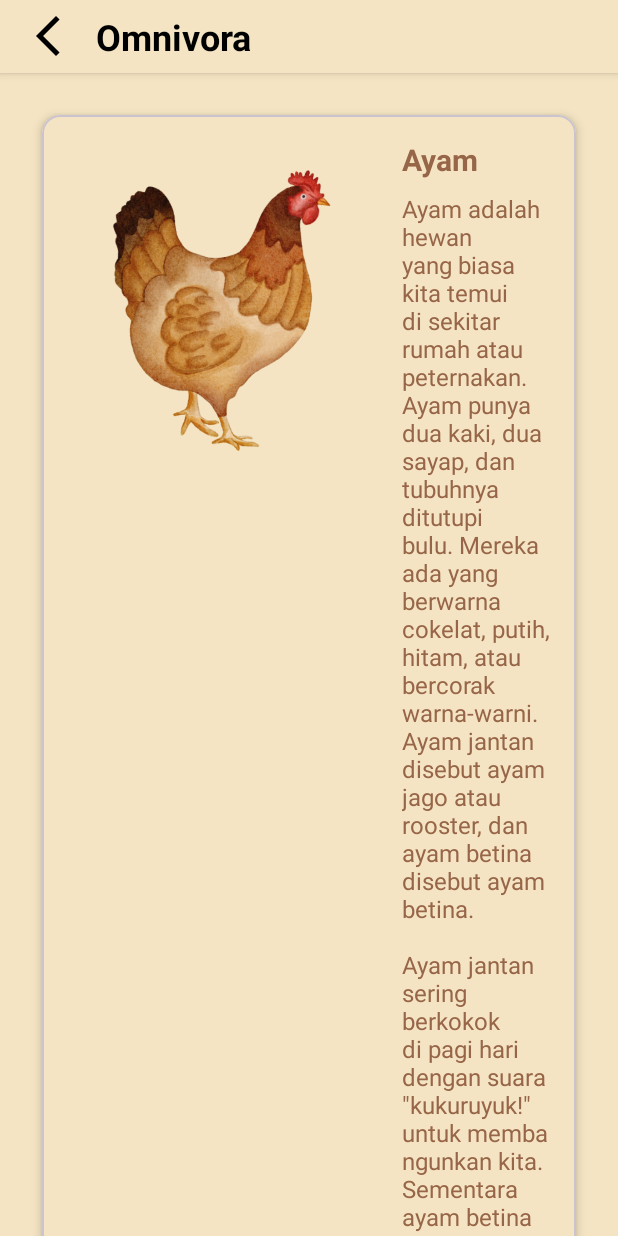
After one commit to Rullz15/KaMOOs, an Android app: the OmnivoraActivity screen opened directly, with no data from a screen before it, on a phone screen of 412 x 824 dp. The commit adds this screen. Run offline under Robolectric (Android 15) with nearby library versions, the phone set to English and light mode, and no system bars.

Commit message:
Penambahan program java pada bagian Omnivora

```diff
--- a/app/src/main/AndroidManifest.xml
+++ b/app/src/main/AndroidManifest.xml
@@ -12,6 +12,12 @@
         android:supportsRtl="true"
         android:theme="@style/Theme.KaMOOs"
         tools:targetApi="31">
+        <activity
+            android:name=".OmnivoraDetail"
+            android:exported="false" />
+        <activity
+            android:name=".OmnivoraActivity"
+            android:exported="false" />
         <activity
             android:name=".AboutActivity"
             android:exported="false" />
--- /dev/null
+++ b/app/src/main/java/com/fachrulziyyan/kamoos/OmnivoraActivity.java
@@ -0,0 +1,81 @@
+package com.fachrulziyyan.kamoos;
+
+import android.content.Intent;
+import android.os.Bundle;
+import android.widget.ImageView;
+import androidx.appcompat.app.AppCompatActivity;
+import androidx.recyclerview.widget.LinearLayoutManager;
+import androidx.recyclerview.widget.RecyclerView;
+import java.util.ArrayList;
+import java.util.List;
+
+public class OmnivoraActivity extends AppCompatActivity {
+
+    @Override
+    protected void onCreate(Bundle savedInstanceState) {
+        super.onCreate(savedInstanceState);
+        setContentView(R.layout.activity_omnivora);
+
+        // Initialize RecyclerView
+        RecyclerView recyclerView = findViewById(R.id.recyclerViewOmnivora);
+        recyclerView.setLayoutManager(new LinearLayoutManager(this));
+        OmnivoraAdapter adapter = new OmnivoraAdapter(this, getOmnivoraList()); // Context diberikan di sini
+        recyclerView.setAdapter(adapter);
+
+        // Initialize btnBack and set click listener
+        ImageView btnBack = findViewById(R.id.btnBack);
+        btnBack.setOnClickListener(view -> {
+            Intent intent = new Intent(OmnivoraActivity.this, TabActivity.class);
+            startActivity(intent);
+            finish();
+        });
+    }
+
+    private List<OmnivoraItem> getOmnivoraList() {
+        List<OmnivoraItem> list = new ArrayList<>();
+        list.add(new OmnivoraItem("Ayam", "Ayam adalah hewan yang biasa kita temui di sekitar rumah atau peternakan. Ayam punya dua kaki, dua sayap, dan tubuhnya ditutupi bulu. Mereka ada yang berwarna cokelat, putih, hitam, atau bercorak warna-warni. Ayam jantan disebut ayam jago atau rooster, dan ayam betina disebut ayam betina.\n" +
+                "\n" +
+                "Ayam jantan sering berkokok di pagi hari dengan suara \"kukuruyuk!\" untuk membangunkan kita. Sementara ayam betina bisa bertelur. Telurnya bisa kita makan, lho! Telur ayam mengandung banyak nutrisi yang baik untuk tubuh.\n" +
+                "\n" +
+                "Ayam juga suka makan biji-bijian, cacing, atau sisa-sisa makanan yang kita beri. Mereka hidup di kandang atau pekarangan dan sering mencari makan dengan cara mengais tanah. Selain itu, ayam juga bisa berlari cepat dan melompat meskipun sayapnya tidak cukup besar untuk terbang jauh.\n" +
+                "\n" +
+                "Ayam adalah hewan yang sangat berguna bagi manusia. Selain daging dan telurnya, mereka juga membantu menjaga kebun dari serangga. Jadi, merawat ayam dengan baik itu penting!", R.drawable.ayam));
+        list.add(new OmnivoraItem("Bebek", "Bebek adalah hewan yang suka berenang di air. Bebek punya paruh lebar, kaki berselaput, dan bulu yang licin. Bulunya sering berwarna cokelat, putih, hitam, atau kombinasi warna lainnya. Bebek juga punya leher yang lebih panjang dibanding ayam.\n" +
+                "\n" +
+                "Bebek tinggal di tempat yang dekat dengan air, seperti kolam, sungai, atau sawah. Mereka suka makan biji-bijian, serangga kecil, dan tanaman yang tumbuh di air.\n" +
+                "\n" +
+                "Ketika berjalan, bebek terlihat lucu karena jalannya bergoyang-goyang. Suara bebek juga khas, berbunyi \"kwek-kwek.\"\n" +
+                "\n" +
+                "Bebek betina bisa bertelur, dan telurnya sering diolah menjadi telur asin atau makanan lain yang lezat. Daging bebek juga bisa dimasak dan menjadi makanan favorit banyak orang.\n" +
+                "\n" +
+                "Bebek adalah hewan yang hebat karena bisa berenang, berjalan, dan terbang. Jadi, mereka sangat menarik untuk dipelajari dan dirawat!", R.drawable.bebek));
+        list.add(new OmnivoraItem("Babi", "Babi adalah hewan yang hidup di peternakan. Tubuhnya besar, dengan hidung berbentuk bulat yang disebut moncong. Moncong babi sangat kuat dan berguna untuk menggali tanah mencari makanan. Babi punya kulit yang biasanya berwarna merah muda, cokelat, atau berbintik-bintik.\n" +
+                "\n" +
+                "Babi suka makan berbagai jenis makanan, seperti sayuran, biji-bijian, buah-buahan, dan sisa makanan. Mereka sering tinggal di kandang yang nyaman dengan tempat berlumpur, karena babi suka berguling di lumpur untuk mendinginkan tubuhnya.\n" +
+                "\n" +
+                "Babi adalah hewan yang cerdas dan bisa belajar hal-hal baru. Mereka juga sering hidup berkelompok bersama teman-temannya.\n" +
+                "\n" +
+                "Meskipun babi terkenal karena tubuhnya yang gemuk, mereka sebenarnya sangat aktif dan suka bermain. Babi punya peran penting di peternakan dan alam, seperti membantu memakan sisa makanan dan menjaga kebersihan lingkungan.\n" +
+                "\n" +
+                "Menjaga hewan seperti babi adalah tanggung jawab besar, jadi penting untuk memberi mereka makanan, tempat tinggal, dan kasih sayang yang cukup!", R.drawable.babi));
+        list.add(new OmnivoraItem("Penyu", "Penyu adalah hewan yang hidup di laut dan punya cangkang keras di punggungnya. Cangkang ini melindungi tubuh penyu dari bahaya. Penyu punya empat kaki yang berbentuk seperti sirip, jadi mereka sangat pandai berenang di dalam air.\n" +
+                "\n" +
+                "Penyu suka tinggal di laut, tapi mereka juga naik ke darat, terutama ketika ingin bertelur. Penyu betina menggali lubang di pasir untuk meletakkan telurnya, lalu kembali ke laut. Setelah beberapa waktu, bayi penyu akan menetas dan berjalan menuju laut.\n" +
+                "\n" +
+                "Penyu memakan rumput laut, ubur-ubur, atau tumbuhan yang ada di laut. Mereka bisa hidup sangat lama, bahkan sampai puluhan atau ratusan tahun!\n" +
+                "\n" +
+                "Sayangnya, penyu sering menghadapi bahaya, seperti sampah plastik di laut dan tempat bertelurnya yang terganggu. Karena itu, kita harus menjaga laut tetap bersih dan melindungi penyu supaya mereka tetap bisa hidup dengan aman.\n" +
+                "\n" +
+                "Penyu adalah hewan yang luar biasa dan penting bagi ekosistem laut. Dengan menjaga mereka, kita juga membantu menjaga kehidupan di laut!", R.drawable.penyu));
+        list.add(new OmnivoraItem("Gagak", "Gagak adalah burung yang warnanya hitam pekat dari kepala sampai ekor. Mereka punya paruh yang tajam dan kaki yang kuat. Suara gagak khas, berbunyi \"kraaak-kraaak,\" yang sering terdengar di pohon atau langit.\n" +
+                "\n" +
+                "Gagak adalah burung yang pintar. Mereka bisa mengingat wajah orang dan bahkan belajar menggunakan alat sederhana untuk mencari makanan! Makanan favorit gagak adalah biji-bijian, serangga, buah-buahan, dan sisa makanan.\n" +
+                "\n" +
+                "Gagak biasanya hidup di hutan, kebun, atau di kota. Mereka suka tinggal di pohon tinggi untuk membuat sarang dan mengawasi sekeliling.\n" +
+                "\n" +
+                "Meskipun sering dianggap burung yang seram karena warnanya gelap, sebenarnya gagak punya peran penting. Mereka membantu membersihkan lingkungan dengan memakan sisa-sisa makanan atau bangkai hewan.\n" +
+                "\n" +
+                "Jadi, gagak adalah burung yang pintar dan berguna. Kalau melihat gagak, kita bisa mengagumi kepintaran dan keunikannya!", R.drawable.gagak));
+        return list;
+    }
+}
--- /dev/null
+++ b/app/src/main/java/com/fachrulziyyan/kamoos/OmnivoraAdapter.java
@@ -0,0 +1,66 @@
+package com.fachrulziyyan.kamoos;
+
+import android.content.Context;
+import android.content.Intent;
+import android.view.LayoutInflater;
+import android.view.View;
+import android.view.ViewGroup;
+import android.widget.ImageView;
+import android.widget.TextView;
+
+import androidx.annotation.NonNull;
+import androidx.recyclerview.widget.RecyclerView;
+
+import java.util.List;
+
+public class OmnivoraAdapter extends RecyclerView.Adapter<OmnivoraAdapter.OmnivoraViewHolder> {
+
+    private List<OmnivoraItem> itemList;
+    private Context context;
+
+    public OmnivoraAdapter(Context context, List<OmnivoraItem> itemList) {
+        this.context = context;
+        this.itemList = itemList;
+    }
+
+    @NonNull
+    @Override
+    public OmnivoraViewHolder onCreateViewHolder(@NonNull ViewGroup parent, int viewType) {
+        View view = LayoutInflater.from(parent.getContext()).inflate(R.layout.item_omnivora, parent, false);
+        return new OmnivoraViewHolder(view);
+    }
+
+    @Override
+    public void onBindViewHolder(@NonNull OmnivoraViewHolder holder, int position) {
+        OmnivoraItem item = itemList.get(position);
+        holder.titleTextView.setText(item.getTitle());
+        holder.descriptionTextView.setText(item.getDescription());
+        holder.imageView.setImageResource(item.getImageResId());
+
+        // Tambahkan OnClickListener ke MaterialCardView
+        holder.itemView.setOnClickListener(v -> {
+            Intent intent = new Intent(context, OmnivoraDetail.class);
+            intent.putExtra("title", item.getTitle());
+            intent.putExtra("description", item.getDescription());
+            intent.putExtra("imageResId", item.getImageResId());
+            context.startActivity(intent);
+        });
+    }
+
+    @Override
+    public int getItemCount() {
+        return itemList.size();
+    }
+
+    public static class OmnivoraViewHolder extends RecyclerView.ViewHolder {
+        TextView titleTextView, descriptionTextView;
+        ImageView imageView;
+
+        public OmnivoraViewHolder(@NonNull View itemView) {
+            super(itemView);
+            titleTextView = itemView.findViewById(R.id.tvTitleOmnivora);
+            descriptionTextView = itemView.findViewById(R.id.tvDescOmnivora);
+            imageView = itemView.findViewById(R.id.imgOmnivora);
+        }
+    }
+}
--- /dev/null
+++ b/app/src/main/java/com/fachrulziyyan/kamoos/OmnivoraItem.java
@@ -0,0 +1,25 @@
+package com.fachrulziyyan.kamoos;
+
+public class OmnivoraItem {
+    private String title;
+    private String description;
+    private int imageResId;
+
+    public OmnivoraItem(String title, String description, int imageResId) {
+        this.title = title;
+        this.description = description;
+        this.imageResId = imageResId;
+    }
+
+    public String getTitle() {
+        return title;
+    }
+
+    public String getDescription() {
+        return description;
+    }
+
+    public int getImageResId() {
+        return imageResId;
+    }
+}
--- /dev/null
+++ b/app/src/main/res/layout/activity_omnivora.xml
@@ -0,0 +1,51 @@
+<?xml version="1.0" encoding="utf-8"?>
+<RelativeLayout
+    xmlns:android="http://schemas.android.com/apk/res/android"
+    xmlns:tools="http://schemas.android.com/tools"
+    android:layout_width="match_parent"
+    android:layout_height="match_parent"
+    android:background="@color/background">
+
+    <!-- Header Layout -->
+    <LinearLayout
+        android:id="@+id/headerLayout"
+        android:layout_width="match_parent"
+        android:layout_height="wrap_content"
+        android:orientation="horizontal"
+        android:padding="8dp"
+        android:background="@color/background"
+        android:elevation="4dp">
+
+        <!-- Back Button -->
+        <ImageView
+            android:id="@+id/btnBack"
+            android:layout_width="32dp"
+            android:layout_height="32dp"
+            android:layout_gravity="center_vertical"
+            android:layout_marginStart="8dp"
+            android:src="@drawable/ic_back"
+            android:contentDescription="Back" />
+
+        <!-- Title -->
+        <TextView
+            android:id="@+id/tvHeaderTitle"
+            android:layout_width="wrap_content"
+            android:layout_height="wrap_content"
+            android:layout_gravity="center_vertical"
+            android:layout_marginStart="16dp"
+            android:text="Omnivora"
+            android:textColor="@android:color/black"
+            android:textSize="24sp"
+            android:textStyle="bold" />
+    </LinearLayout>
+
+    <!-- RecyclerView for Content -->
+    <androidx.recyclerview.widget.RecyclerView
+        android:id="@+id/recyclerViewOmnivora"
+        android:layout_width="match_parent"
+        android:layout_height="match_parent"
+        android:layout_below="@id/headerLayout"
+        android:padding="16dp"
+        android:clipToPadding="false"
+        tools:listitem="@layout/item_omnivora" />
+</RelativeLayout>
--- a/app/src/main/res/layout/fragment_home.xml
+++ b/app/src/main/res/layout/fragment_home.xml
@@ -68,6 +68,7 @@
 
             <!-- Omnivora -->
             <com.google.android.material.card.MaterialCardView
+                android:id="@+id/layoutOmnivora"
                 android:layout_width="match_parent"
                 android:layout_height="wrap_content"
                 android:layout_marginBottom="16dp"
--- /dev/null
+++ b/app/src/main/res/layout/item_omnivora.xml
@@ -0,0 +1,56 @@
+<com.google.android.material.card.MaterialCardView
+    xmlns:android="http://schemas.android.com/apk/res/android"
+    xmlns:app="http://schemas.android.com/apk/res-auto"
+    android:layout_width="match_parent"
+    android:layout_height="wrap_content"
+    android:layout_margin="12dp"
+    app:cardCornerRadius="12dp"
+    app:cardElevation="4dp"
+    app:cardBackgroundColor="@color/background">
+
+    <LinearLayout
+        android:layout_width="match_parent"
+        android:layout_height="wrap_content"
+        android:orientation="horizontal"
+        android:padding="16dp">
+
+        <!-- Gambar -->
+        <ImageView
+            android:id="@+id/imgOmnivora"
+            android:layout_width="208dp"
+            android:layout_height="208dp"
+            android:layout_marginEnd="16dp"
+            android:scaleType="centerCrop"
+            android:contentDescription="@string/omnivora_image"
+            android:src="@drawable/kmstrans" />
+
+        <!-- Teks -->
+        <LinearLayout
+            android:layout_width="0dp"
+            android:layout_height="wrap_content"
+            android:layout_weight="1"
+            android:orientation="vertical">
+
+            <!-- Judul -->
+            <TextView
+                android:id="@+id/tvTitleOmnivora"
+                android:layout_width="wrap_content"
+                android:layout_height="wrap_content"
+                android:text="Judul Omnivora"
+                android:textSize="20sp"
+                android:textStyle="bold"
+                android:textColor="@color/coklat"
+                android:layout_marginBottom="8dp" />
+
+            <!-- Deskripsi -->
+            <TextView
+                android:id="@+id/tvDescOmnivora"
+                android:layout_width="wrap_content"
+                android:layout_height="wrap_content"
+                android:text="Deskripsi singkat omnivora. Ayam, bebek, dan babi termasuk omnivora."
+                android:textSize="16sp"
+                android:textColor="@color/coklat" />
+        </LinearLayout>
+
+    </LinearLayout>
+</com.google.android.material.card.MaterialCardView>
--- a/app/src/main/res/values/strings.xml
+++ b/app/src/main/res/values/strings.xml
@@ -3,4 +3,5 @@
     <!-- TODO: Remove or change this placeholder text -->
     <string name="hello_blank_fragment">Hello blank fragment</string>
     <string name="banner_iklan">Hello blank fragment</string>
+    <string name="omnivora_image">Omnivora Image</string>
 </resources>
```
Also changed, not shown: app/src/main/java/com/fachrulziyyan/kamoos/HomeFragment.java (+6 -2 lines), app/src/main/java/com/fachrulziyyan/kamoos/Omnivora.java (added, +25 -0 lines), app/src/main/java/com/fachrulziyyan/kamoos/OmnivoraDetail.java (added, +31 -0 lines), app/src/main/res/layout/omnivora_detail.xml (added, +81 -0 lines), app/src/main/res/drawable/ayam.png (added), app/src/main/res/drawable/babi.png (added), app/src/main/res/drawable/bebek.png (added), app/src/main/res/drawable/gagak.png (added), app/src/main/res/drawable/penyu.png (added), 1 other file.
